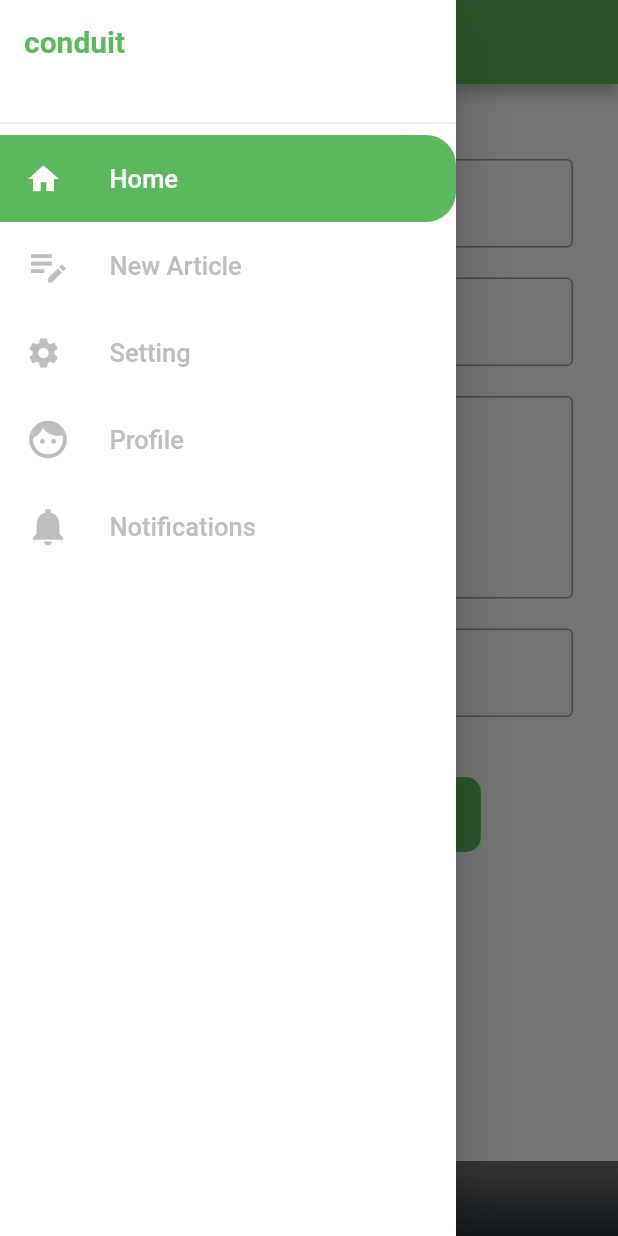
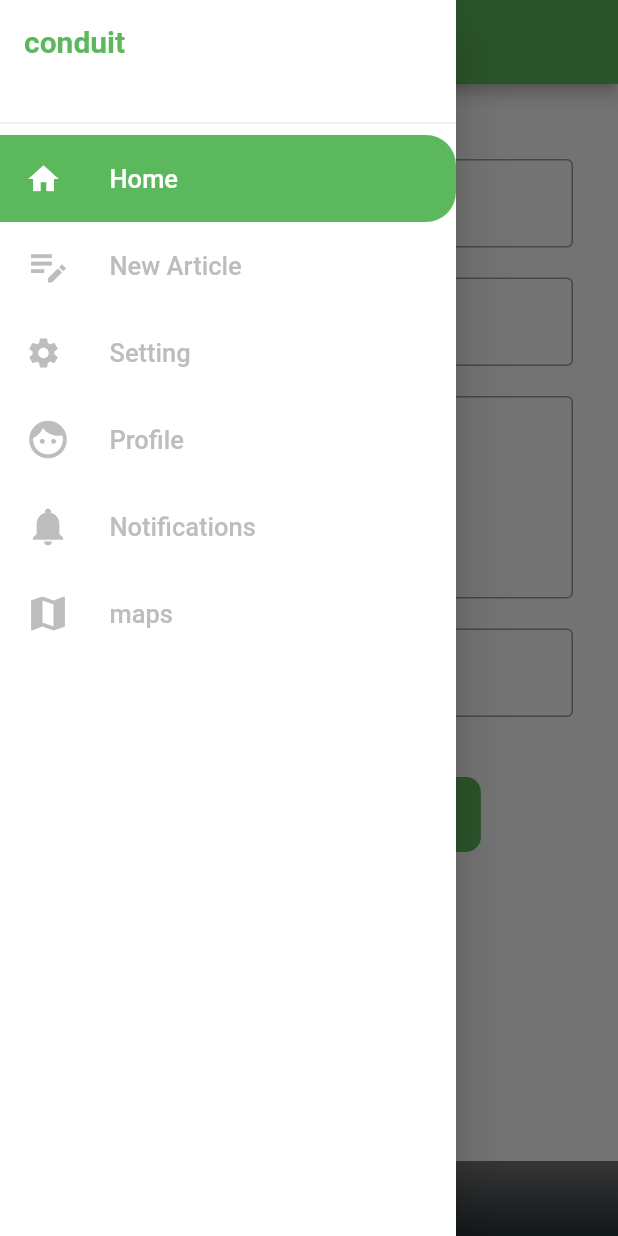
Before and after one commit to vandan09/conduit, a Flutter app: the NewArticlePage screen opened directly, with the side drawer open, on a phone screen of 412 x 824 dp. Run offline on Flutter 3.47's test engine with Material 2 defaults, Android fonts, the phone set to English and light mode, and no system bars; drawn by our look-alikes of overlay_support; our stand-ins replace another_flushbar, cached_network_image, carousel_slider, firebase_core, firebase_messaging, fluttertoast and 6 more; missing offline and left inert: firebase_core_web, firebase_messaging_web, image_picker_for_web, location_web, shared_preferences_web; accounts and stored records are empty; network calls fail.

Commit message:
map intrigration

```diff
--- a/lib/Screens/Drawer/drawer.dart
+++ b/lib/Screens/Drawer/drawer.dart
@@ -1,3 +1,6 @@
+import 'package:first_app/Screens/maps/map.dart';
+import 'package:first_app/Screens/maps/map_loction.dart';
+import 'package:first_app/Screens/maps/maps.dart';
 import 'package:first_app/Screens/others/new_article.dart';
 import 'package:first_app/Screens/HomePage/home.dart';
 import 'package:first_app/Screens/notifications/notification_screen.dart';
@@ -278,6 +281,47 @@ class _DrawerWidgetState extends State<DrawerWidget> {
               },
             ),
           ),
+          Container(
+            decoration: BoxDecoration(
+                color: selectDrawer == 'maps'
+                    ? constantColors.greenColor
+                    : constantColors.whiteColor,
+                border: Border.all(
+                  color: selectDrawer == 'maps'
+                      ? constantColors.greenColor
+                      : constantColors.whiteColor,
+                ),
+                borderRadius: BorderRadius.only(
+                    topRight: Radius.circular(20),
+                    bottomRight: Radius.circular(20))),
+            child: ListTile(
+              leading: Icon(
+                Icons.map,
+                color: selectDrawer == 'maps'
+                    ? constantColors.whiteColor
+                    : Colors.grey.shade400,
+                size: 30,
+              ),
+              title: Text(
+                'maps',
+                style: TextStyle(
+                    color: selectDrawer == 'maps'
+                        ? constantColors.whiteColor
+                        : Colors.grey.shade400,
+                    fontSize: 17),
+              ),
+              onTap: () async {
+                setState(() {
+                  selectDrawer = 'maps';
+                });
+                retrieveUsernameValue();
+                retrieveStringValue();
+
+                await Navigator.push(context,
+                    MaterialPageRoute(builder: (context) => MapScreen()));
+              },
+            ),
+          ),
         ],
       ),
     );
--- a/lib/constants/constant_strings.dart
+++ b/lib/constants/constant_strings.dart
@@ -21,4 +21,6 @@ class Strings {
   // /{{slug}}/
   static String comment_url2 = "comments";
   static String updateArticle_url = "https://api.realworld.io/api/articles";
+
+  static String api_key = "AIzaSyBqDtT8TqvxSz4ok5DFGiQyb6LI4PfxMb0";
 }
--- a/lib/generated_plugin_registrant.dart
+++ b/lib/generated_plugin_registrant.dart
@@ -10,6 +10,7 @@ import 'package:firebase_core_web/firebase_core_web.dart';
 import 'package:firebase_messaging_web/firebase_messaging_web.dart';
 import 'package:fluttertoast/fluttertoast_web.dart';
 import 'package:image_picker_for_web/image_picker_for_web.dart';
+import 'package:location_web/location_web.dart';
 import 'package:shared_preferences_web/shared_preferences_web.dart';
 import 'package:url_launcher_web/url_launcher_web.dart';
 
@@ -21,6 +22,7 @@ void registerPlugins(Registrar registrar) {
   FirebaseMessagingWeb.registerWith(registrar);
   FluttertoastWebPlugin.registerWith(registrar);
   ImagePickerPlugin.registerWith(registrar);
+  LocationWebPlugin.registerWith(registrar);
   SharedPreferencesPlugin.registerWith(registrar);
   UrlLauncherPlugin.registerWith(registrar);
   registrar.registerMessageHandler();
--- a/pubspec.yaml
+++ b/pubspec.yaml
@@ -50,6 +50,8 @@ dependencies:
   firebase_core: ^1.17.1
   overlay_support: ^2.0.1
   firebase_messaging: ^11.4.1
+  google_maps_flutter: ^2.1.7
+  location: ^4.4.0
 
 
 dev_dependencies:
```
Also changed, not shown: lib/Screens/maps/map.dart (added, +235 -0 lines), lib/Screens/maps/map_services.dart (added, +22 -0 lines), lib/Screens/maps/maps.dart (added, +127 -0 lines), lib/Screens/maps/map_loction.dart (added), pubspec.lock, 3 other files.
